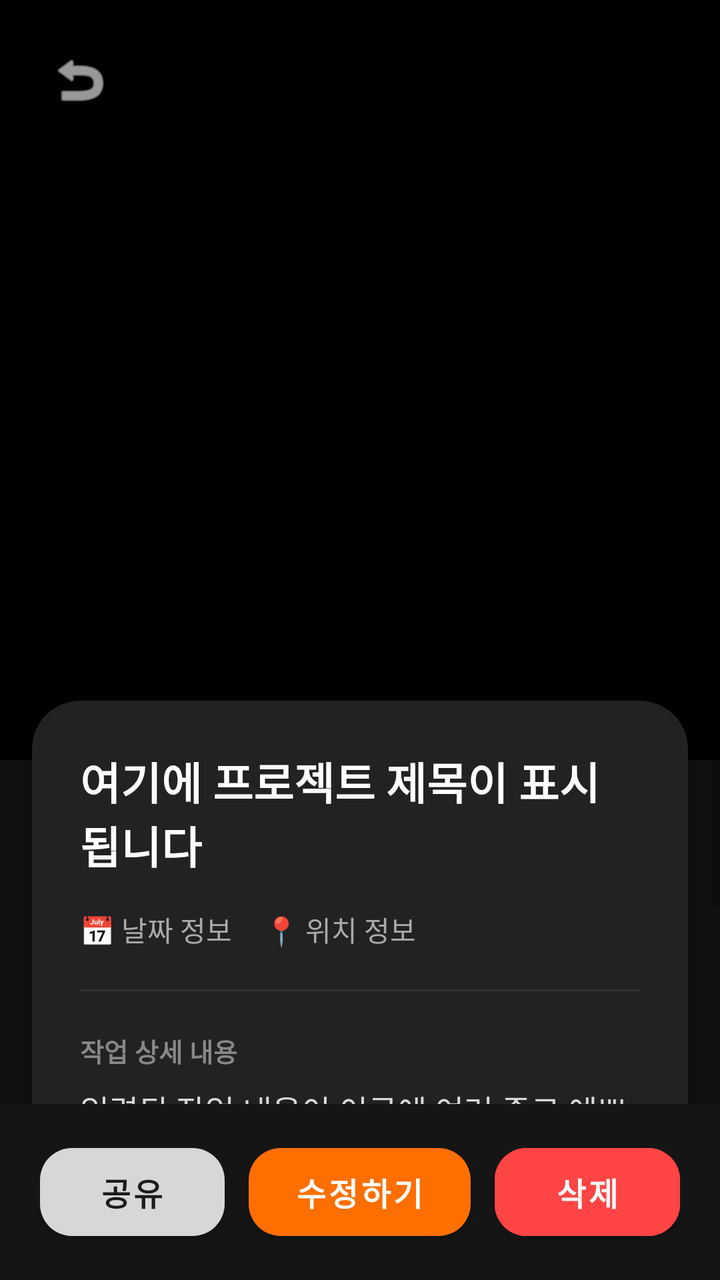
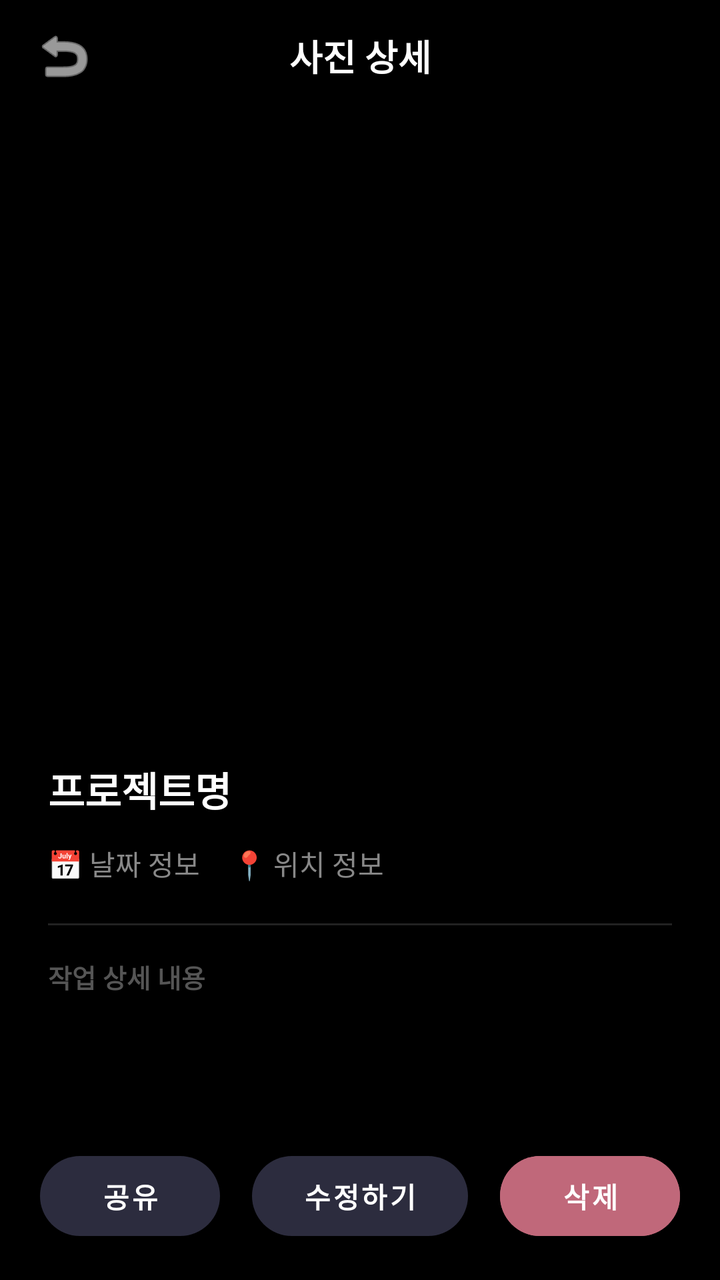

An Android layout rendered at two revisions. The XML below is the earlier revision; the diff shows what the commit changed to produce the second picture.
<!-- AndroidManifest.xml: application theme Theme.Siteboard -->
<!-- res/layout/activity_detail.xml -->
<?xml version="1.0" encoding="utf-8"?>
<androidx.constraintlayout.widget.ConstraintLayout
    xmlns:android="http://schemas.android.com/apk/res/android"
    xmlns:app="http://schemas.android.com/apk/res-auto"
    android:layout_width="match_parent"
    android:layout_height="match_parent"
    android:fitsSystemWindows="true"
    android:background="#111111"> <ScrollView
    android:layout_width="match_parent"
    android:layout_height="0dp"
    android:fillViewport="true"
    app:layout_constraintTop_toTopOf="parent"
    app:layout_constraintBottom_toTopOf="@id/layoutBottom">

    <androidx.constraintlayout.widget.ConstraintLayout
        android:layout_width="match_parent"
        android:layout_height="wrap_content">

        <ImageView
            android:id="@+id/ivDetailImage"
            android:layout_width="match_parent"
            android:layout_height="380dp"
            android:scaleType="fitCenter"
            android:background="#000000"
            app:layout_constraintTop_toTopOf="parent" />

        <ImageButton
            android:id="@+id/btnBack"
            android:layout_width="48dp"
            android:layout_height="48dp"
            android:layout_margin="16dp"
            android:src="@android:drawable/ic_menu_revert"
            android:background="?attr/selectableItemBackgroundBorderless"
            app:tint="#FFFFFF"
            app:layout_constraintTop_toTopOf="parent"
            app:layout_constraintStart_toStartOf="parent" />

        <androidx.cardview.widget.CardView
            android:layout_width="match_parent"
            android:layout_height="wrap_content"
            android:layout_marginHorizontal="16dp"
            android:layout_marginBottom="24dp"
            app:cardCornerRadius="24dp"
            app:cardElevation="12dp"
            app:cardBackgroundColor="#222222"
            android:layout_marginTop="-30dp"
            app:layout_constraintTop_toBottomOf="@id/ivDetailImage"
            app:layout_constraintBottom_toBottomOf="parent">

            <LinearLayout
                android:layout_width="match_parent"
                android:layout_height="wrap_content"
                android:orientation="vertical"
                android:padding="24dp">

                <TextView
                    android:id="@+id/tvDetailTitle"
                    android:layout_width="match_parent"
                    android:layout_height="wrap_content"
                    android:text="여기에 프로젝트 제목이 표시됩니다"
                    android:textColor="#FFFFFF"
                    android:textSize="22sp"
                    android:textStyle="bold" />

                <LinearLayout
                    android:layout_width="match_parent"
                    android:layout_height="wrap_content"
                    android:orientation="horizontal"
                    android:layout_marginTop="16dp">
                    <TextView
                        android:id="@+id/tvDetailDate"
                        android:layout_width="wrap_content"
                        android:layout_height="wrap_content"
                        android:text="📅 날짜 정보"
                        android:textColor="#AAAAAA"
                        android:textSize="14sp"
                        android:layout_marginEnd="16dp" />
                    <TextView
                        android:id="@+id/tvDetailLocation"
                        android:layout_width="wrap_content"
                        android:layout_height="wrap_content"
                        android:text="📍 위치 정보"
                        android:textColor="#AAAAAA"
                        android:textSize="14sp" />
                </LinearLayout>

                <View
                    android:layout_width="match_parent"
                    android:layout_height="1dp"
                    android:background="#333333"
                    android:layout_marginVertical="20dp" />

                <TextView
                    android:layout_width="wrap_content"
                    android:layout_height="wrap_content"
                    android:text="작업 상세 내용"
                    android:textColor="#888888"
                    android:textSize="13sp"
                    android:textStyle="bold"
                    android:layout_marginBottom="8dp"/>

                <TextView
                    android:id="@+id/tvDetailDesc"
                    android:layout_width="match_parent"
                    android:layout_height="wrap_content"
                    android:text="입력된 작업 내용이 이곳에 여러 줄로 예쁘게 표시됩니다. 글씨가 길어져도 스크롤 뷰가 있어서 걱정 없습니다."
                    android:textColor="#DDDDDD"
                    android:textSize="16sp"
                    android:lineSpacingExtra="6dp" />
            </LinearLayout>
        </androidx.cardview.widget.CardView>
    </androidx.constraintlayout.widget.ConstraintLayout>
</ScrollView>

    <LinearLayout
        android:id="@+id/layoutBottom"
        android:layout_width="match_parent"
        android:layout_height="wrap_content"
        android:orientation="horizontal"
        android:paddingHorizontal="20dp"
        android:paddingVertical="16dp"
        android:background="#151515"
        android:elevation="20dp"
        app:layout_constraintBottom_toBottomOf="parent">

        <Button
            android:id="@+id/btnShare"
            android:layout_width="0dp"
            android:layout_height="56dp"
            android:layout_weight="1"
            android:text="공유"
            android:textColor="?android:attr/textColorPrimary"
            app:backgroundTint="?attr/colorButtonNormal"
            app:cornerRadius="16dp"
            android:textSize="16sp"
            android:textStyle="bold"
            android:layout_marginEnd="6dp"/>

        <Button
            android:id="@+id/btnEdit"
            android:layout_width="0dp"
            android:layout_height="56dp"
            android:layout_weight="1.2"
            android:text="수정하기"
            android:textColor="?attr/colorOnPrimary"
            app:backgroundTint="#FF6F00"
            app:cornerRadius="16dp"
            android:textSize="16sp"
            android:textStyle="bold"
            android:layout_marginHorizontal="6dp"/>

        <Button
            android:id="@+id/btnDelete"
            android:layout_width="0dp"
            android:layout_height="56dp"
            android:layout_weight="1"
            android:text="삭제"
            android:textColor="#fff"
            android:backgroundTint="@android:color/holo_red_light"
            app:strokeColor="@android:color/holo_red_light"
            app:strokeWidth="1dp"
            app:cornerRadius="16dp"
            android:textSize="16sp"
            android:textStyle="bold"
            android:layout_marginStart="6dp"/>
    </LinearLayout>
</androidx.constraintlayout.widget.ConstraintLayout>
<!-- resources referenced by this layout -->
<resources>
  <style name="Theme.Siteboard" parent="Theme.MaterialComponents.DayNight.NoActionBar">
  
          <item name="colorPrimary">#7C4DFF</item>
          <item name="colorPrimaryVariant">#3700B3</item>
          <item name="colorOnPrimary">#FFFFFF</item>
  
          <item name="colorSecondary">#FF6F00</item>
          <item name="colorSecondaryVariant">#FF6F00</item>
          <item name="colorOnSecondary">#FFFFFF</item>
  
          <item name="android:statusBarColor">?attr/colorPrimaryVariant</item>
  
          <item name="android:windowSplashScreenBackground" tools:targetApi="s">?android:attr/windowBackground</item>
  
          <item name="android:windowSplashScreenAnimatedIcon" tools:targetApi="s">@android:color/transparent</item>
  
          <item name="android:windowSplashScreenAnimationDuration" tools:targetApi="s">0</item>
      </style>
</resources>

<!-- the commit's change to res/layout/activity_detail.xml (unified diff, before → after) -->
@@ -5,74 +5,93 @@
     android:layout_width="match_parent"
     android:layout_height="match_parent"
     android:fitsSystemWindows="true"
-    android:background="#111111"> <ScrollView
-    android:layout_width="match_parent"
-    android:layout_height="0dp"
-    android:fillViewport="true"
-    app:layout_constraintTop_toTopOf="parent"
-    app:layout_constraintBottom_toTopOf="@id/layoutBottom">
+    android:background="#000000">
 
-    <androidx.constraintlayout.widget.ConstraintLayout
+    
+    <LinearLayout
+        android:id="@+id/layoutHeader"
         android:layout_width="match_parent"
-        android:layout_height="wrap_content">
-
-        <ImageView
-            android:id="@+id/ivDetailImage"
-            android:layout_width="match_parent"
-            android:layout_height="380dp"
-            android:scaleType="fitCenter"
-            android:background="#000000"
-            app:layout_constraintTop_toTopOf="parent" />
+        android:layout_height="56dp"
+        android:orientation="horizontal"
+        android:gravity="center_vertical"
+        android:paddingHorizontal="8dp"
+        app:layout_constraintTop_toTopOf="parent"
+        app:layout_constraintStart_toStartOf="parent"
+        app:layout_constraintEnd_toEndOf="parent">
 
         <ImageButton
             android:id="@+id/btnBack"
             android:layout_width="48dp"
             android:layout_height="48dp"
-            android:layout_margin="16dp"
             android:src="@android:drawable/ic_menu_revert"
             android:background="?attr/selectableItemBackgroundBorderless"
-            app:tint="#FFFFFF"
-            app:layout_constraintTop_toTopOf="parent"
-            app:layout_constraintStart_toStartOf="parent" />
+            app:tint="#FFFFFF" />
 
-        <androidx.cardview.widget.CardView
+        <TextView
+            android:layout_width="0dp"
+            android:layout_height="wrap_content"
+            android:layout_weight="1"
+            android:text="사진 상세"
+            android:textColor="#FFFFFF"
+            android:textSize="18sp"
+            android:textStyle="bold"
+            android:gravity="center" />
+
+        <View android:layout_width="48dp" android:layout_height="48dp" />
+    </LinearLayout>
+
+    
+    <ScrollView
+        android:layout_width="match_parent"
+        android:layout_height="0dp"
+        android:fillViewport="true"
+        app:layout_constraintTop_toBottomOf="@id/layoutHeader"
+        app:layout_constraintBottom_toTopOf="@id/layoutBottom">
+
+        <androidx.constraintlayout.widget.ConstraintLayout
             android:layout_width="match_parent"
-            android:layout_height="wrap_content"
-            android:layout_marginHorizontal="16dp"
-            android:layout_marginBottom="24dp"
-            app:cardCornerRadius="24dp"
-            app:cardElevation="12dp"
-            app:cardBackgroundColor="#222222"
-            android:layout_marginTop="-30dp"
-            app:layout_constraintTop_toBottomOf="@id/ivDetailImage"
-            app:layout_constraintBottom_toBottomOf="parent">
+            android:layout_height="wrap_content">
+
+            <ImageView
+                android:id="@+id/ivDetailImage"
+                android:layout_width="match_parent"
+                android:layout_height="300dp"
+                android:scaleType="fitCenter"
+                android:background="#000000"
+                app:layout_constraintTop_toTopOf="parent"
+                app:layout_constraintStart_toStartOf="parent"
+                app:layout_constraintEnd_toEndOf="parent" />
 
             <LinearLayout
                 android:layout_width="match_parent"
                 android:layout_height="wrap_content"
                 android:orientation="vertical"
-                android:padding="24dp">
+                android:padding="24dp"
+                app:layout_constraintTop_toBottomOf="@id/ivDetailImage"
+                app:layout_constraintStart_toStartOf="parent"
+                app:layout_constraintEnd_toEndOf="parent">
 
                 <TextView
                     android:id="@+id/tvDetailTitle"
                     android:layout_width="match_parent"
                     android:layout_height="wrap_content"
-                    android:text="여기에 프로젝트 제목이 표시됩니다"
+                    android:text="프로젝트명"
                     android:textColor="#FFFFFF"
-                    android:textSize="22sp"
-                    android:textStyle="bold" />
+                    android:textSize="20sp"
+                    android:textStyle="bold"
+                    android:layout_marginBottom="12dp" />
 
                 <LinearLayout
                     android:layout_width="match_parent"
                     android:layout_height="wrap_content"
                     android:orientation="horizontal"
-                    android:layout_marginTop="16dp">
+                    android:layout_marginBottom="20dp">
                     <TextView
                         android:id="@+id/tvDetailDate"
                         android:layout_width="wrap_content"
                         android:layout_height="wrap_content"
                         android:text="📅 날짜 정보"
-                        android:textColor="#AAAAAA"
+                        android:textColor="#888888"
                         android:textSize="14sp"
                         android:layout_marginEnd="16dp" />
                     <TextView
@@ -80,38 +99,37 @@
                         android:layout_width="wrap_content"
                         android:layout_height="wrap_content"
                         android:text="📍 위치 정보"
-                        android:textColor="#AAAAAA"
+                        android:textColor="#888888"
                         android:textSize="14sp" />
                 </LinearLayout>
 
                 <View
                     android:layout_width="match_parent"
                     android:layout_height="1dp"
-                    android:background="#333333"
-                    android:layout_marginVertical="20dp" />
+                    android:background="#222222"
+                    android:layout_marginBottom="16dp" />
 
                 <TextView
                     android:layout_width="wrap_content"
                     android:layout_height="wrap_content"
                     android:text="작업 상세 내용"
-                    android:textColor="#888888"
+                    android:textColor="#555555"
                     android:textSize="13sp"
                     android:textStyle="bold"
-                    android:layout_marginBottom="8dp"/>
+                    android:layout_marginBottom="8dp" />
 
                 <TextView
                     android:id="@+id/tvDetailDesc"
                     android:layout_width="match_parent"
                     android:layout_height="wrap_content"
-                    android:text="입력된 작업 내용이 이곳에 여러 줄로 예쁘게 표시됩니다. 글씨가 길어져도 스크롤 뷰가 있어서 걱정 없습니다."
-                    android:textColor="#DDDDDD"
-                    android:textSize="16sp"
+                    android:textColor="#AAAAAA"
+                    android:textSize="15sp"
                     android:lineSpacingExtra="6dp" />
             </LinearLayout>
-        </androidx.cardview.widget.CardView>
-    </androidx.constraintlayout.widget.ConstraintLayout>
-</ScrollView>
+        </androidx.constraintlayout.widget.ConstraintLayout>
+    </ScrollView>
 
+    
     <LinearLayout
         android:id="@+id/layoutBottom"
         android:layout_width="match_parent"
@@ -119,49 +137,46 @@
         android:orientation="horizontal"
         android:paddingHorizontal="20dp"
         android:paddingVertical="16dp"
-        android:background="#151515"
-        android:elevation="20dp"
-        app:layout_constraintBottom_toBottomOf="parent">
+        android:background="#000000"
+        android:elevation="8dp"
+        app:layout_constraintBottom_toBottomOf="parent"
+        app:layout_constraintStart_toStartOf="parent"
+        app:layout_constraintEnd_toEndOf="parent">
 
         <Button
             android:id="@+id/btnShare"
             android:layout_width="0dp"
-            android:layout_height="56dp"
+            android:layout_height="52dp"
             android:layout_weight="1"
             android:text="공유"
-            android:textColor="?android:attr/textColorPrimary"
-            app:backgroundTint="?attr/colorButtonNormal"
-            app:cornerRadius="16dp"
-            android:textSize="16sp"
+            android:textColor="#FFFFFF"
             android:textStyle="bold"
-            android:layout_marginEnd="6dp"/>
+            app:backgroundTint="#2C2C3E"
+            app:cornerRadius="26dp"
+            android:layout_marginEnd="8dp" />
 
         <Button
             android:id="@+id/btnEdit"
             android:layout_width="0dp"
-            android:layout_height="56dp"
+            android:layout_height="52dp"
             android:layout_weight="1.2"
             android:text="수정하기"
-            android:textColor="?attr/colorOnPrimary"
-            app:backgroundTint="#FF6F00"
-            app:cornerRadius="16dp"
-            android:textSize="16sp"
+            android:textColor="#FFFFFF"
             android:textStyle="bold"
-            android:layout_marginHorizontal="6dp"/>
+            app:backgroundTint="#2C2C3E"
+            app:cornerRadius="26dp"
+            android:layout_marginHorizontal="8dp" />
 
         <Button
             android:id="@+id/btnDelete"
             android:layout_width="0dp"
-            android:layout_height="56dp"
+            android:layout_height="52dp"
             android:layout_weight="1"
             android:text="삭제"
-            android:textColor="#fff"
-            android:backgroundTint="@android:color/holo_red_light"
-            app:strokeColor="@android:color/holo_red_light"
-            app:strokeWidth="1dp"
-            app:cornerRadius="16dp"
-            android:textSize="16sp"
+            android:textColor="#FFFFFF"
             android:textStyle="bold"
-            android:layout_marginStart="6dp"/>
+            android:backgroundTint="#C0687A"
+            app:cornerRadius="26dp"
+            android:layout_marginStart="8dp" />
     </LinearLayout>
 </androidx.constraintlayout.widget.ConstraintLayout>
